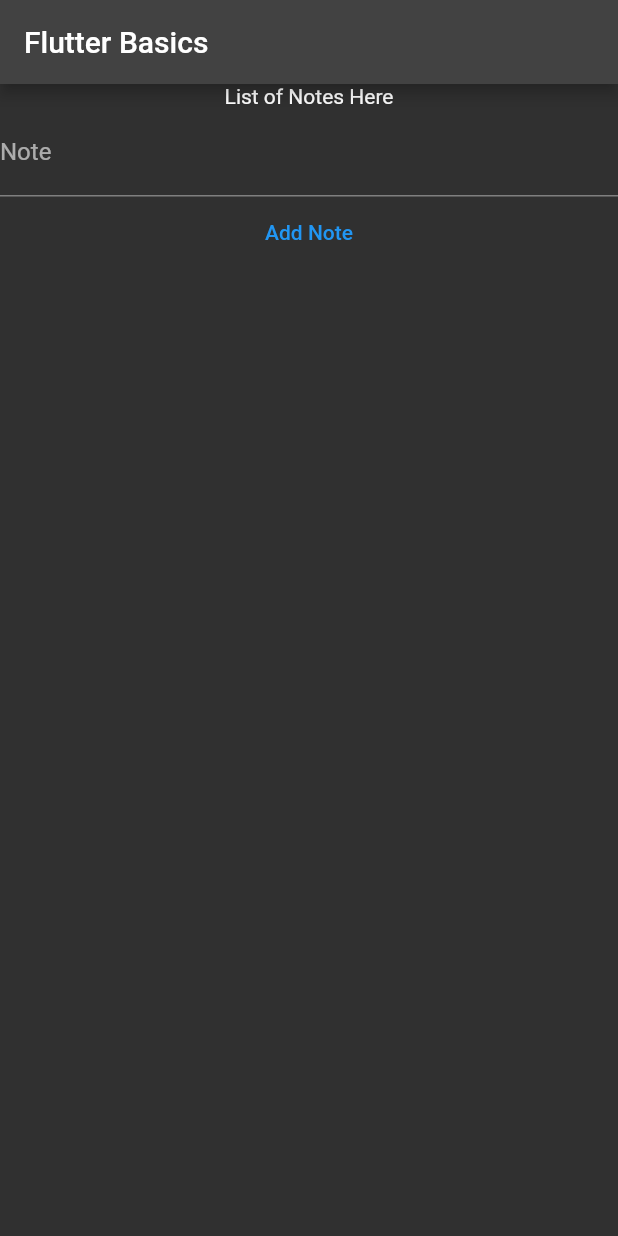
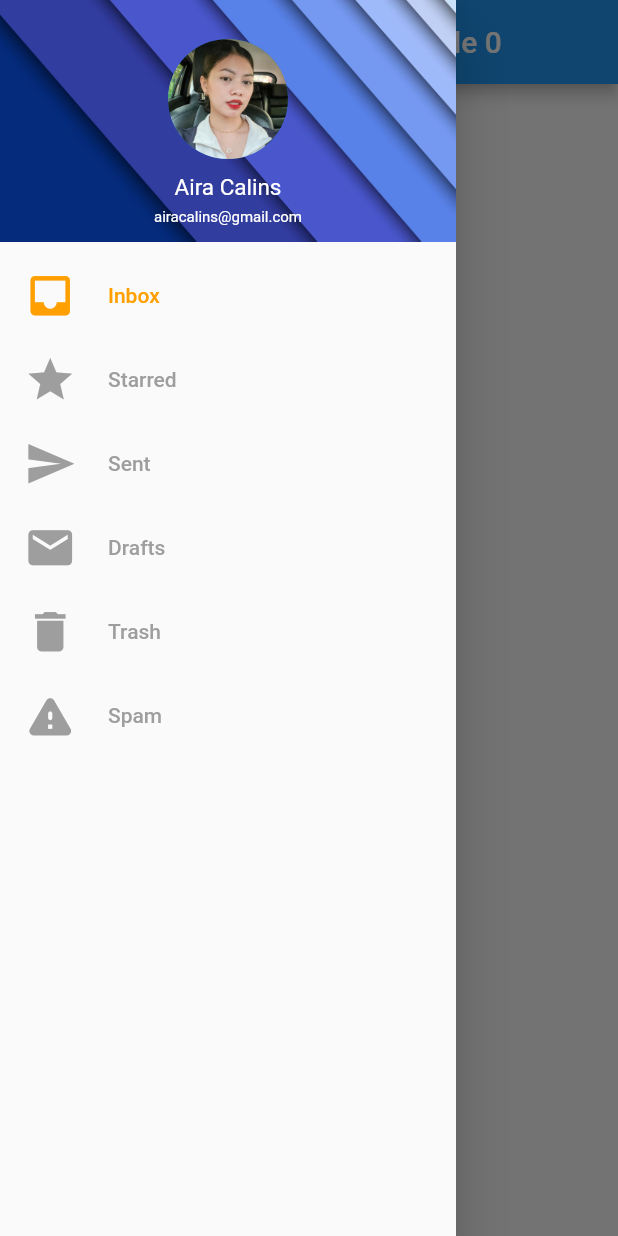
Before and after one commit to airacalins/flutter_drawer_navigation, a Flutter app: the screen it shows after launch, with the side drawer open (before the commit the screen has no drawer), on a phone screen of 412 x 824 dp. Run offline on Flutter 3.47's test engine with Material 2 defaults, Android fonts, the phone set to English and light mode, and no system bars.

Commit message:
sample navigation drawer

```diff
--- a/lib/dafaults/defaults.dart
+++ b/lib/dafaults/defaults.dart
@@ -1,8 +1,10 @@
+// ignore_for_file: prefer_const_declarations
+
 import 'package:flutter/material.dart';
 
 class Defaults {
-  static final Color drawerItemColor = Colors.blueGrey;
-  // static final Color drawerItemSelectedColor = Colors.blue[700];
+  static final Color drawerItemColor = Colors.grey;
+  static final Color drawerItemSelectedColor = Colors.amber.shade700;
 
   static final drawerItemText = [
     'Inbox',
--- a/lib/home.dart
+++ /dev/null
@@ -1,58 +0,0 @@
-// ignore_for_file: prefer_const_constructors
-import 'package:flutter/material.dart';
-
-class Notes extends StatefulWidget {
-  const Notes({ Key? key }) : super(key: key);
-
-  @override
-  State<Notes> createState() => _NotesState();
-}
-
-class _NotesState extends State<Notes> {
-  final List<String> _notes = List.empty(growable: true);
-
-  void _createNote(String title) {
-    final newNote = title;
-
-    setState(() {
-      _notes.add(newNote);
-    });
-  }
-
-  @override
-  Widget build(BuildContext context) {
-    return Column(
-      children: [
-        Text('List of Notes Here'),
-        CreateNote(_createNote)
-      ],
-    );
-  }
-}
-
-class CreateNote extends StatefulWidget {
-  final Function createNote;
-  const CreateNote(this.createNote);
-
-  @override
-  State<CreateNote> createState() => _CreateNoteState();
-}
-
-class _CreateNoteState extends State<CreateNote> {
-  final noteController = TextEditingController();
-
-  @override
-  Widget build(BuildContext context) {
-    return
-      Column(children: [
-        TextField(
-        decoration: InputDecoration(labelText: 'Note'),
-        controller: noteController,
-      ),
-      TextButton(
-        child: Text('Add Note'),
-        onPressed: () =>  print(widget.createNote(noteController.text))
-      )]
-    );
-  }
-}
--- a/lib/main.dart
+++ b/lib/main.dart
@@ -1,7 +1,8 @@
 // ignore_for_file: prefer_const_constructors
+import 'package:flutter/material.dart';
 
-import 'package:flutter/material.dart';
-import 'package:flutter_playground/home.dart';
+import 'package:flutter_playground/screens/main_screen.dart';
+
 
 void main() {
   runApp(MyApp());
@@ -13,13 +14,7 @@ class MyApp extends StatelessWidget {
   @override
   Widget build(BuildContext context) {
     return MaterialApp(
-      theme: ThemeData.dark(),
-      home: Scaffold(
-        appBar: AppBar(
-          title: Text('Flutter Basics'),
-        ),
-        body: Notes(),
-      ),
+      home: MainScreen(),
     );
   }
 }
--- /dev/null
+++ b/lib/screens/main_screen.dart
@@ -0,0 +1,145 @@
+// ignore_for_file: prefer_const_constructors
+
+import 'package:flutter/material.dart';
+import 'package:flutter_playground/dafaults/defaults.dart';
+import 'package:flutter_playground/widgets/navigation_drawer/navigation_drawer_banner.dart';
+
+
+int indexClicked = 0;
+
+class MainScreen extends StatelessWidget {
+  const MainScreen({ Key? key }) : super(key: key);
+
+  @override
+  Widget build(BuildContext context) {
+    return Scaffold(
+      appBar: AppBar(
+        title: Text(
+          'Navigation Drawer Example ${indexClicked}'
+        ),
+      ),
+      body: Screen(indexClicked: indexClicked),
+      drawer: NavigationDrawer(),
+    );
+  }
+}
+
+class Screen extends StatelessWidget {
+  final int indexClicked;
+  const Screen({ Key? key, required this.indexClicked }) : super(key: key);
+
+  @override
+  Widget build(BuildContext context) {
+
+    final screens = [
+      Center(child: Text('Inbox')),
+      Center(child: Text('Starred')),
+      Center(child: Text('Sent')),
+      Center(child: Text('Drafts')),
+      Center(child: Text('Trash')),
+      Center(child: Text('Spam')),
+    ];
+
+    return screens[indexClicked];
+  }
+}
+
+class NavigationDrawer extends StatefulWidget {
+  const NavigationDrawer({
+    Key? key,
+  }) : super(key: key);
+
+  @override
+  State<NavigationDrawer> createState() => _NavigationDrawerState();
+}
+
+class _NavigationDrawerState extends State<NavigationDrawer> {
+  void handleNavigation(int index) {
+    setState(() {
+      indexClicked = index;
+    });
+
+    Navigator.pop(context);
+  }
+
+  @override
+  Widget build(BuildContext context) {
+    return Drawer(
+      child: Column(
+        crossAxisAlignment: CrossAxisAlignment.stretch,
+        // ignore: prefer_const_literals_to_create_immutables
+        children: [
+          NavigationDrawerBanner(),
+          Expanded(
+            child: ListView(
+              padding: EdgeInsets.zero,
+              children: [
+                NavigationDrawerItem(
+                  index: 0,
+                  onTap: handleNavigation
+                ),
+                NavigationDrawerItem(
+                  index: 1,
+                  onTap: handleNavigation
+                ),
+                NavigationDrawerItem(
+                  index: 2,
+                  onTap: handleNavigation
+                ),
+                NavigationDrawerItem(
+                  index: 3,
+                  onTap: handleNavigation
+                ),
+                NavigationDrawerItem(
+                  index: 4,
+                  onTap: handleNavigation
+                ),
+                NavigationDrawerItem(
+                  index: 5,
+                  onTap: handleNavigation
+                )
+              ],
+            ),
+          ),
+        ],
+      ),
+    );
+  }
+}
+
+
+class NavigationDrawerItem extends StatelessWidget {
+  final int index;
+  final Function onTap;
+
+  const NavigationDrawerItem({
+    Key? key,
+    required this.index,
+    required this.onTap,
+  }) : super(key: key);
+
+
+  @override
+  Widget build(BuildContext context) {
+    return ListTile(
+      onTap: () => onTap(index),
+      selected: indexClicked == index,
+      selectedColor: Colors.amber.shade100,
+      leading: Icon(
+        Defaults.drawerItemIcon[index],
+        size: 35,
+        color: indexClicked == index
+          ? Defaults.drawerItemSelectedColor
+          : Defaults.drawerItemColor,
+      ),
+      title: Text(
+        Defaults.drawerItemText[index],
+        style: TextStyle(
+          color: indexClicked == index
+          ? Defaults.drawerItemSelectedColor
+          : Defaults.drawerItemColor,
+        ),
+      ),
+    );
+  }
+}
--- /dev/null
+++ b/lib/widgets/navigation_drawer/navigation_drawer_banner.dart
@@ -0,0 +1,55 @@
+// ignore_for_file: prefer_const_constructors
+
+import 'package:flutter/material.dart';
+
+class NavigationDrawerBanner extends StatelessWidget {
+  const NavigationDrawerBanner({
+    Key? key,
+  }) : super(key: key);
+
+  @override
+  Widget build(BuildContext context) {
+    return DrawerHeader(
+      decoration: BoxDecoration(
+        image: DecorationImage(
+          fit: BoxFit.fill,
+          image: AssetImage('assets/images/drawer.jpg')
+        ),
+      ),
+      child: Column(
+        // ignore: prefer_const_literals_to_create_immutables
+        children: [
+          SizedBox(
+            height: 10,
+          ),
+          CircleAvatar(
+            radius: 40,
+            backgroundImage: AssetImage('assets/images/profile.jpg'),
+          ),
+          SizedBox(
+            height: 10,
+          ),
+          Text(
+            'Aira Calins',
+            style: TextStyle(
+              fontSize: 15,
+              color: Colors.white,
+              fontWeight: FontWeight.w400,
+            ),
+          ),
+          SizedBox(
+            height: 5,
+          ),
+          Text(
+            'airacalins@gmail.com',
+            style: TextStyle(
+              fontSize: 10,
+              color: Colors.white,
+              fontWeight: FontWeight.w400,
+            ),
+          ),
+        ],
+      ),
+    );
+  }
+}
```
Also changed, not shown: pubspec.yaml (+2 -5 lines), assets/images/profile.jpg, pubspec.lock, 1 other file.
